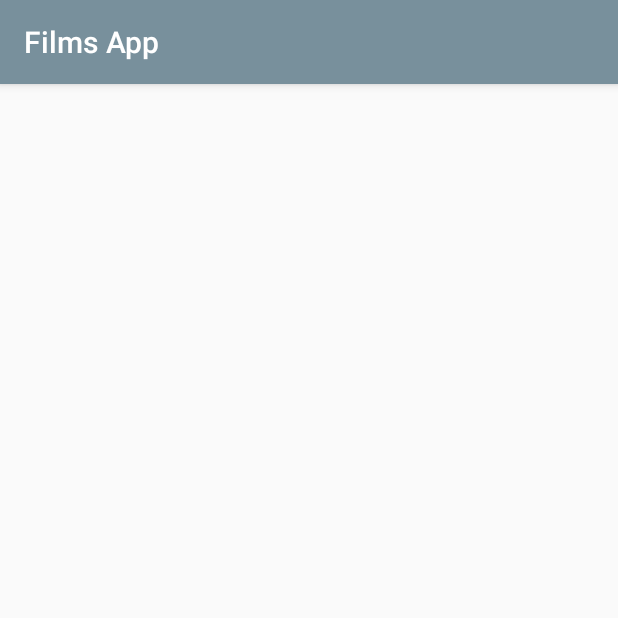
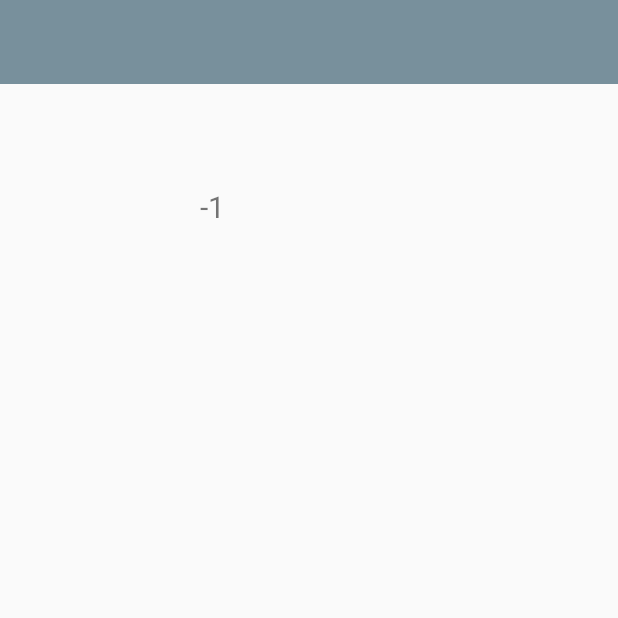
Before and after one commit to Pavel1234567/films-repo, an Android app: the DescriptionActivity screen opened directly, with no data from a screen before it, on a phone screen of 412 x 824 dp, the top half of it. Run offline under Robolectric (Android 15) with nearby library versions, the phone set to English and light mode, and no system bars; our stand-ins replace Dagger/Hilt's generated code, Timber; libraries missing offline, so code that uses them is left out: com.arellomobile.mvp.

Commit message:
передача позиции в dedcription activity. переход на companion objects

```diff
--- a/app/src/main/java/com/andersen/internship/filmsapp/di/modules/NetworkModule.kt
+++ b/app/src/main/java/com/andersen/internship/filmsapp/di/modules/NetworkModule.kt
@@ -33,6 +33,8 @@ class NetworkModule {
     @Singleton
     @Provides
     fun gson() = GsonBuilder().create()
+
+    companion object {
+        private val BASE_URL = "https://gist.github.com/giffell/"
+    }
 }
-
-private val BASE_URL = "https://gist.github.com/giffell/"
--- a/app/src/main/java/com/andersen/internship/filmsapp/mvp/view/activities/DescriptionActivity.kt
+++ b/app/src/main/java/com/andersen/internship/filmsapp/mvp/view/activities/DescriptionActivity.kt
@@ -1,37 +1,37 @@
 package com.andersen.internship.filmsapp.mvp.view.activities
 
 import android.annotation.SuppressLint
-import android.support.v7.app.AppCompatActivity
 import android.os.Bundle
 import android.widget.Toast
 import com.andersen.internship.filmsapp.R
+import com.andersen.internship.filmsapp.di.modules.MainActivityModule.Companion.ITEM_POSITION
 import com.andersen.internship.filmsapp.mvp.contracts.main.ViewFilmDescription
-import com.andersen.internship.filmsapp.pojo.films.Film
 import com.andersen.internship.filmsapp.pojo.films.FilmDescription
+import kotlinx.android.synthetic.main.activity_description.*
 import timber.log.Timber
+import java.io.File
 
 class DescriptionActivity : BaseAppCompatActivity(), ViewFilmDescription {
 
 
     override fun showLoading() {
-        TODO("not implemented") //To change body of created functions use File | Settings | File Templates.
+        //TODO: To change body of created functions use File | Settings | File Templates.
     }
 
     override fun hideLoading() {
-        TODO("not implemented") //To change body of created functions use File | Settings | File Templates.
+        //TODO To change body of created functions use File | Settings | File Templates.
     }
 
     override fun showDescription(description: FilmDescription) {
-        TODO("not implemented") //To change body of created functions use File | Settings | File Templates.
+        //TODO To change body of created functions use File | Settings | File Templates.
     }
 
     @SuppressLint("MissingSuperCall")
     override fun onCreate(savedInstanceState: Bundle?) {
-        super.onCreate(savedInstanceState, R.layout.activity_detail)
+        super.onCreate(savedInstanceState, R.layout.activity_description)
+
+        val position = intent.getIntExtra(ITEM_POSITION, -1)
+        textView.setText("$position")
     }
 
-    override fun showError(message: String) {
-        Toast.makeText(this, message, Toast.LENGTH_LONG).show()
-        Timber.tag("myLogs").d(message)
-    }
 }
--- a/app/src/main/java/com/andersen/internship/filmsapp/mvp/view/activities/MainActivity.kt
+++ b/app/src/main/java/com/andersen/internship/filmsapp/mvp/view/activities/MainActivity.kt
@@ -40,7 +40,7 @@ class MainActivity : BaseAppCompatActivity(), ViewListFilms {
         val mainActivityComponent = DaggerMainActivityComponent
             .builder()
             .mainActivityModule(MainActivityModule(this))
-            .appComponent(get(this).appComponent)
+            .appComponent(App.get(this).appComponent)
             .build()
 
         mainActivityComponent.injectMainActivity(this)
--- /dev/null
+++ b/app/src/main/res/layout/activity_description.xml
@@ -0,0 +1,25 @@
+<?xml version="1.0" encoding="utf-8"?>
+<android.support.constraint.ConstraintLayout xmlns:android="http://schemas.android.com/apk/res/android"
+    xmlns:app="http://schemas.android.com/apk/res-auto"
+    xmlns:tools="http://schemas.android.com/tools"
+    android:layout_width="match_parent"
+    android:layout_height="match_parent"
+    tools:context=".mvp.view.activities.DescriptionActivity">
+
+    <include
+        android:id="@+id/include"
+        layout="@layout/toolbar" />
+
+    <TextView
+        android:id="@+id/textView"
+        android:layout_width="146dp"
+        android:layout_height="105dp"
+        android:layout_marginStart="8dp"
+        android:layout_marginTop="68dp"
+        android:layout_marginEnd="8dp"
+        android:textSize="20sp"
+        app:layout_constraintEnd_toEndOf="parent"
+        app:layout_constraintStart_toStartOf="parent"
+        app:layout_constraintTop_toBottomOf="@+id/include" />
+
+</android.support.constraint.ConstraintLayout>
--- a/app/src/main/res/layout/activity_detail.xml
+++ /dev/null
@@ -1,9 +0,0 @@
-<?xml version="1.0" encoding="utf-8"?>
-<android.support.constraint.ConstraintLayout xmlns:android="http://schemas.android.com/apk/res/android"
-    xmlns:app="http://schemas.android.com/apk/res-auto"
-    xmlns:tools="http://schemas.android.com/tools"
-    android:layout_width="match_parent"
-    android:layout_height="match_parent"
-    tools:context=".mvp.view.activities.DescriptionActivity">
-
-</android.support.constraint.ConstraintLayout>
```
Also changed, not shown: app/src/main/AndroidManifest.xml (+5 -2 lines), app/src/main/java/com/andersen/internship/filmsapp/App.kt (+6 -4 lines), app/src/main/java/com/andersen/internship/filmsapp/di/modules/MainActivityModule.kt (+7 -1 lines).
